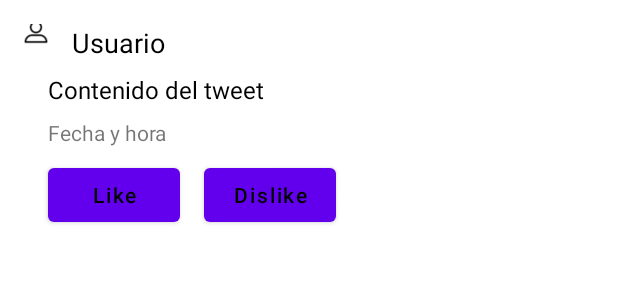
After one commit to RGM73/LunarZapProyecto, an Android app: the layout zap.xml on its own in the app's theme, with its tools: preview values and no code run, on a phone screen of 412 x 824 dp. The commit adds this screen. Shown: the top 300 px of the screen. Run offline under Robolectric (Android 15) with nearby library versions, the phone set to English and light mode, and no system bars; network calls fail.

Commit message:
8/5/2023

```diff
--- a/app/src/main/AndroidManifest.xml
+++ b/app/src/main/AndroidManifest.xml
@@ -11,9 +11,6 @@
         android:supportsRtl="true"
         android:theme="@style/Theme.MyApplication"
         tools:targetApi="31">
-        <activity
-            android:name=".LunarZapFeed"
-            android:exported="false" />
         <activity
             android:name=".ui.login.LoginActivity"
             android:exported="false"
--- a/app/src/main/java/com/example/myapplication/Principal.java
+++ b/app/src/main/java/com/example/myapplication/Principal.java
@@ -44,7 +44,10 @@ public class Principal extends AppCompatActivity {
         getSupportActionBar().hide();
         BottomNavigationView bottomNavigationView = (BottomNavigationView)
                 findViewById(R.id.bottom_navigation_view);
-
+        Home fragment = new Home();
+        FragmentTransaction transaction = getSupportFragmentManager().beginTransaction();
+        transaction.replace(R.id.fragment_container, fragment);
+        transaction.commit();
         bottomNavigationView.setOnNavigationItemSelectedListener(
                 new BottomNavigationView.OnNavigationItemSelectedListener() {
                     @Override
--- a/app/src/main/res/layout/activity_lunar_zap_feed.xml
+++ b/app/src/main/res/layout/activity_lunar_zap_feed.xml
@@ -14,6 +14,7 @@
         app:layout_constraintTop_toTopOf="parent"
         app:layout_constraintStart_toStartOf="parent"
         app:layout_constraintEnd_toEndOf="parent"
+        android:layout_marginBottom="60dp"
         app:layout_constraintBottom_toTopOf="@id/fab"/>
 
     <com.google.android.material.floatingactionbutton.FloatingActionButton
--- /dev/null
+++ b/app/src/main/res/layout/zap.xml
@@ -0,0 +1,82 @@
+<androidx.constraintlayout.widget.ConstraintLayout xmlns:android="http://schemas.android.com/apk/res/android"
+    android:layout_width="match_parent"
+    android:layout_height="wrap_content"
+    xmlns:app="http://schemas.android.com/apk/res-auto"
+    android:padding="16dp">
+
+    <ImageView
+        android:id="@+id/avatar_image"
+        android:layout_width="16dp"
+        android:layout_height="16dp"
+        android:src="@drawable/profile"
+        android:scaleType="centerCrop"
+        app:layout_constraintTop_toTopOf="parent"
+        app:layout_constraintStart_toStartOf="parent"
+        app:layout_constraintBottom_toBottomOf="@id/username_text"
+        app:layout_constraintEnd_toStartOf="@id/username_text"
+        android:layout_marginEnd="16dp"
+        android:layout_marginBottom="16dp"/>
+
+    <TextView
+        android:id="@+id/username_text"
+        android:layout_width="wrap_content"
+        android:layout_height="wrap_content"
+        android:text="Usuario"
+        android:textColor="@color/black"
+        android:textSize="18sp"
+        app:layout_constraintTop_toTopOf="parent"
+        app:layout_constraintStart_toEndOf="@id/avatar_image"
+        android:layout_marginStart="16dp"/>
+
+    <TextView
+        android:id="@+id/content_text"
+        android:layout_width="0dp"
+        android:layout_height="wrap_content"
+        android:text="Contenido del tweet"
+        android:textColor="@color/black"
+        android:textSize="16sp"
+        app:layout_constraintTop_toBottomOf="@id/username_text"
+        app:layout_constraintStart_toStartOf="parent"
+        app:layout_constraintEnd_toEndOf="parent"
+        android:layout_marginTop="8dp"
+        android:layout_marginEnd="16dp"
+        android:layout_marginStart="16dp"/>
+
+    <TextView
+        android:id="@+id/datetime_text"
+        android:layout_width="wrap_content"
+        android:layout_height="wrap_content"
+        android:text="Fecha y hora"
+        android:textSize="14sp"
+        app:layout_constraintTop_toBottomOf="@id/content_text"
+        app:layout_constraintStart_toStartOf="parent"
+        android:layout_marginTop="8dp"
+        android:layout_marginStart="16dp"/>
+    <Button
+        android:id="@+id/like_button"
+        android:layout_width="wrap_content"
+        android:layout_height="wrap_content"
+        android:drawableStart="@drawable/like"
+        android:textAllCaps="false"
+        android:text="Like"
+        android:textColor="@color/black"
+        app:layout_constraintStart_toStartOf="parent"
+        app:layout_constraintTop_toBottomOf="@id/datetime_text"
+        android:layout_marginTop="8dp"
+        android:layout_marginStart="16dp"/>
+
+    <Button
+        android:id="@+id/dislike_button"
+        android:layout_width="wrap_content"
+        android:layout_height="wrap_content"
+        android:drawableStart="@drawable/dislike"
+        android:text="Dislike"
+        android:textAllCaps="false"
+        android:textColor="@color/black"
+        app:layout_constraintStart_toEndOf="@id/like_button"
+        app:layout_constraintTop_toBottomOf="@id/datetime_text"
+        android:layout_marginTop="8dp"
+        android:layout_marginStart="16dp"/>
+
+
+</androidx.constraintlayout.widget.ConstraintLayout>
```
Also changed, not shown: app/build.gradle (+8 -7 lines), app/src/main/java/com/example/myapplication/CrearZap.java (added, +25 -0 lines), app/src/main/java/com/example/myapplication/Feed.java (+36 -8 lines), app/src/main/java/com/example/myapplication/LunarZapFeed.java (deleted, +0 -36 lines), app/src/main/java/com/example/myapplication/MyAdapter.java (+57 -21 lines), app/src/main/java/com/example/myapplication/ZAP.java (+51 -9 lines), app/src/main/res/layout/fragment_crear_zap.xml (added, +21 -0 lines), app/src/main/res/drawable/dislike.png (added), app/src/main/res/drawable/like.png (added).
